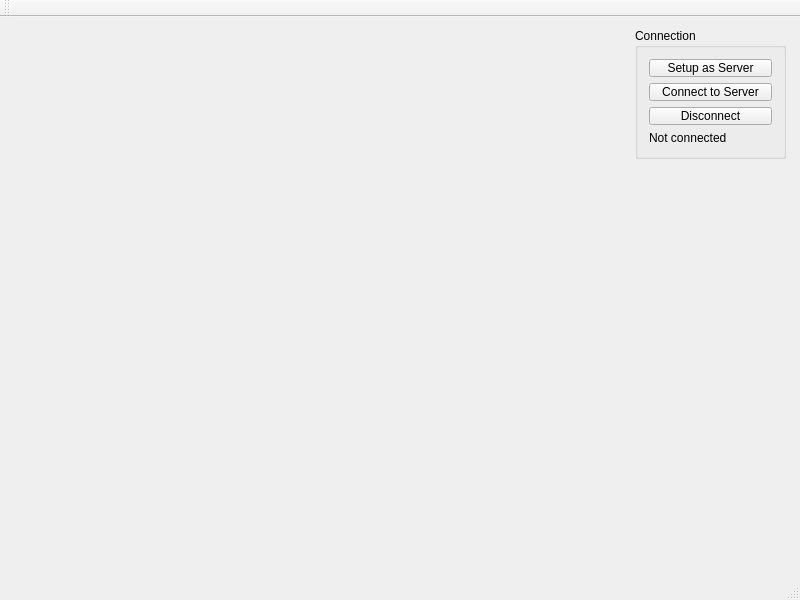
Qt form src/gomoku.ui (roastduck/gomoku) before a commit.
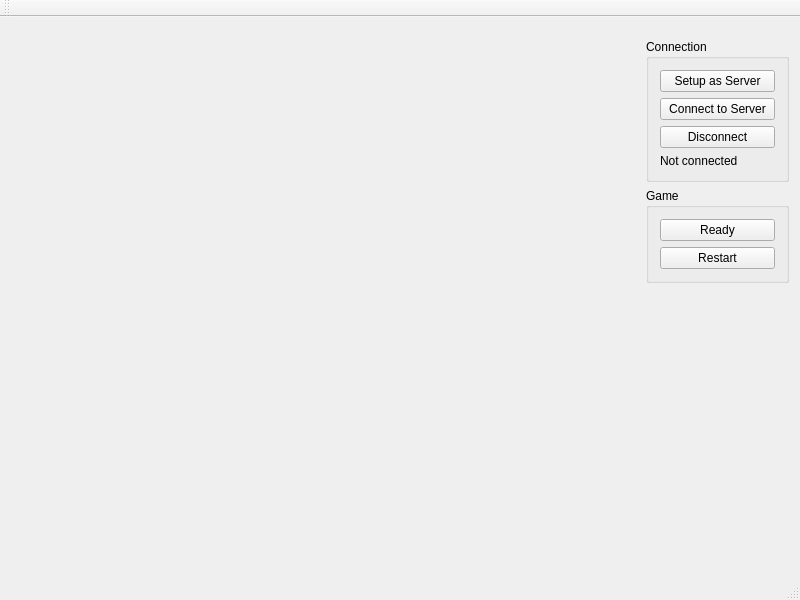
The same form after that commit.

Diff of the .ui file:
```diff
--- a/src/gomoku.ui
+++ b/src/gomoku.ui
@@ -33,15 +33,12 @@
         <verstretch>0</verstretch>
        </sizepolicy>
       </property>
+      <layout class="QVBoxLayout" name="verticalLayout_2">
+       <property name="rightMargin">
+        <number>0</number>
+       </property>
+       <item>
       <widget class="QGroupBox" name="groupBox">
-       <property name="geometry">
-        <rect>
-         <x>0</x>
-         <y>0</y>
-         <width>151</width>
-         <height>131</height>
-        </rect>
-       </property>
        <property name="title">
         <string>Connection</string>
        </property>
@@ -76,6 +73,44 @@
         </item>
        </layout>
       </widget>
+       </item>
+       <item>
+        <widget class="QGroupBox" name="groupBox_2">
+         <property name="title">
+          <string>Game</string>
+         </property>
+         <layout class="QVBoxLayout" name="verticalLayout_3">
+          <item>
+           <widget class="QPushButton" name="readyButton">
+            <property name="text">
+             <string>Ready</string>
+            </property>
+           </widget>
+          </item>
+          <item>
+           <widget class="QPushButton" name="restartButton">
+            <property name="text">
+             <string>Restart</string>
+            </property>
+           </widget>
+          </item>
+         </layout>
+        </widget>
+       </item>
+       <item>
+        <spacer name="verticalSpacer">
+         <property name="orientation">
+          <enum>Qt::Vertical</enum>
+         </property>
+         <property name="sizeHint" stdset="0">
+          <size>
+           <width>20</width>
+           <height>40</height>
+          </size>
+         </property>
+        </spacer>
+       </item>
+      </layout>
      </widget>
     </item>
    </layout>
```
Lines whose indentation alone changed are shown as unchanged.
